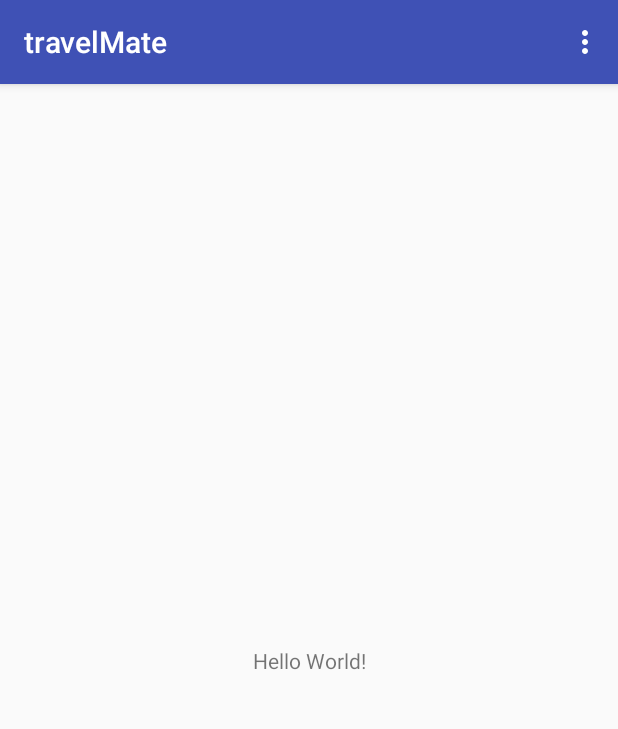
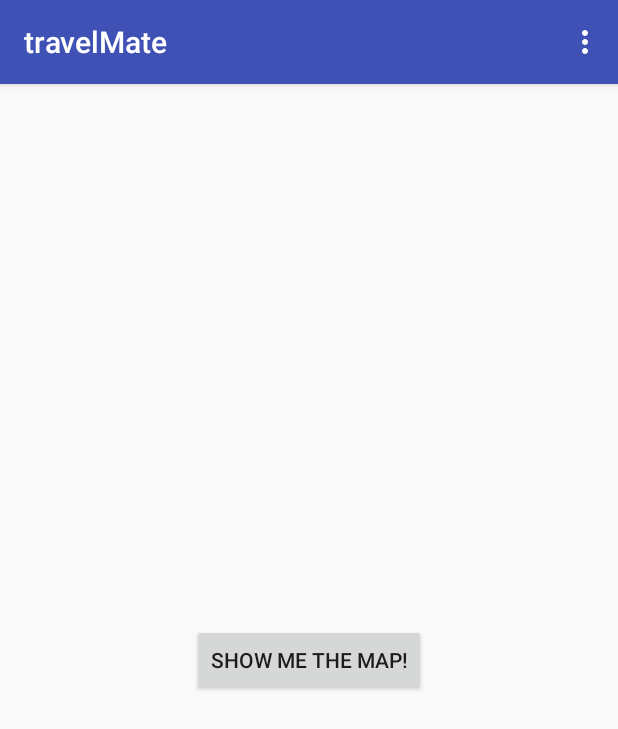
Before and after one commit to andrelacross/travelMate, an Android app: the screen it shows after launch (MainActivity), on a phone screen of 412 x 824 dp. Shown: the top 729 px of the screen. Run offline under Robolectric (Android 15) with nearby library versions, the phone set to English and light mode, and no system bars.

```diff
--- a/app/src/debug/res/values/google_maps_api.xml
+++ b/app/src/debug/res/values/google_maps_api.xml
@@ -20,6 +20,6 @@
     Once you have your key (it starts with "AIza"), replace the "google_maps_key"
     string in this file.
     -->
-    <string name="google_maps_key" templateMergeStrategy="preserve" translatable="false">AIzaSyAJYUlFUG004kw4pnHLaPNXyWMl3biTLdU</string>
+    <string name="google_maps_key" templateMergeStrategy="preserve" translatable="false">AIzaSyDIcvxKdwoT1YSyD-rtH8Yei8VPPSsGBRs</string>
 
 </resources>
--- a/app/src/main/java/mobil/commerce/travelmate/MainActivity.java
+++ b/app/src/main/java/mobil/commerce/travelmate/MainActivity.java
@@ -1,18 +1,64 @@
 package mobil.commerce.travelmate;
 
+import android.app.Dialog;
 import android.content.Intent;
 import android.support.v7.app.AppCompatActivity;
 import android.os.Bundle;
+import android.util.Log;
 import android.view.Menu;
 import android.view.MenuItem;
+import android.view.View;
+import android.widget.Button;
+import android.widget.Toast;
+
+import com.google.android.gms.common.ConnectionResult;
+import com.google.android.gms.common.GoogleApiAvailability;
 
 public class MainActivity extends AppCompatActivity{
+
+    private static final String TAG = "MainActivity";
+
+    private static final int ERROR_DIALOG_REQUEST = 9000;
 
     @Override
     protected void onCreate(Bundle savedInstanceState) {
         super.onCreate(savedInstanceState);
         setContentView(R.layout.activity_main);
+        if(isServicesOK()){
+            init();
+        }
 
+    }
+    private void init(){
+        Button btnMap = (Button) findViewById(R.id.btnMap);
+        btnMap.setOnClickListener(new View.OnClickListener() {
+            @Override
+            public void onClick(View view) {
+                Intent intent = new Intent(MainActivity.this, MapsActivity.class);
+                startActivity(intent);
+            }
+        });
+    }
+
+    public boolean isServicesOK(){
+        Log.d(TAG, "isServicesOK: checking google services version");
+
+        int available = GoogleApiAvailability.getInstance().isGooglePlayServicesAvailable(MainActivity.this);
+
+        if(available == ConnectionResult.SUCCESS){
+            //everything is fine and the user can make map requests
+            Log.d(TAG, "isServicesOK: Google Play Services is working");
+            return true;
+        }
+        else if(GoogleApiAvailability.getInstance().isUserResolvableError(available)){
+            //an error occured but we can resolve it
+            Log.d(TAG, "isServicesOK: an error occured but we can fix it");
+            Dialog dialog = GoogleApiAvailability.getInstance().getErrorDialog(MainActivity.this, available, ERROR_DIALOG_REQUEST);
+            dialog.show();
+        }else{
+            Toast.makeText(this, "You can't make map requests", Toast.LENGTH_SHORT).show();
+        }
+        return false;
     }
 
     @Override
--- a/app/src/main/res/layout/activity_main.xml
+++ b/app/src/main/res/layout/activity_main.xml
@@ -6,14 +6,17 @@
     android:layout_height="match_parent"
     tools:context="mobil.commerce.travelmate.MainActivity">
 
-    <TextView
+    <Button
+        android:id="@+id/btnMap"
         android:layout_width="wrap_content"
         android:layout_height="wrap_content"
-        android:text="Hello World!"
+        android:text="Show me the Map!"
         app:layout_constraintBottom_toBottomOf="parent"
         app:layout_constraintLeft_toLeftOf="parent"
         app:layout_constraintRight_toRightOf="parent"
         app:layout_constraintTop_toTopOf="parent" />
 
 
+
+
 </android.support.constraint.ConstraintLayout>
--- a/app/src/main/res/values/strings.xml
+++ b/app/src/main/res/values/strings.xml
@@ -1,4 +1,5 @@
 <resources>
     <string name="app_name">travelMate</string>
     <string name="title_activity_maps">Map</string>
+    <string name="title_activity_maps2">Map</string>
 </resources>
```
Also changed, not shown: app/src/main/AndroidManifest.xml (+27 -4 lines), app/src/main/java/mobil/commerce/travelmate/MapsActivity.java (+79 -24 lines), app/src/main/res/layout/activity_maps.xml (+10 -4 lines).
